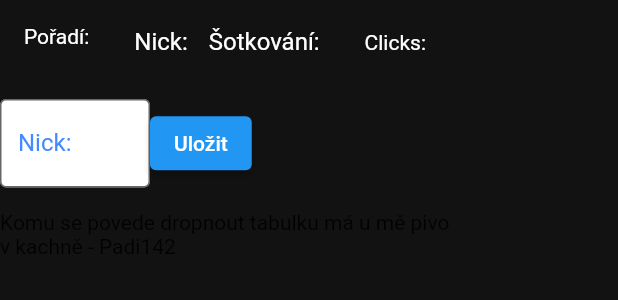
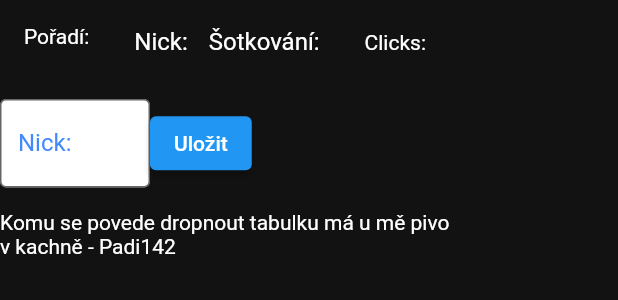
Before and after one commit to Padi142/smrcka_clicker, a Flutter app: the Leaderboard widget shown alone on an empty page, opened directly with empty values, on a phone screen of 412 x 824 dp. Shown: the top 300 px of the screen. Run offline on Flutter 3.47's test engine with Material 2 defaults, Android fonts, the phone set to English and light mode, and no system bars; our stand-ins replace animate_do, equatable, flutter_bloc, flutter_dotenv, freezed_annotation, google_fonts and 2 more; accounts and stored records are empty; network calls fail; Roboto replaces fonts that are missing (Mirza).

Commit message:
color change

```diff
--- a/lib/src/ui/components/leaderboard.dart
+++ b/lib/src/ui/components/leaderboard.dart
@@ -87,7 +87,9 @@ class _LeaderboardState extends State<Leaderboard> {
                 ),
                 const SizedBox(height: 15),
                 const Text(
-                    "Komu se povede dropnout tabulku má u mě pivo v kachně - Padi142"),
+                  "Komu se povede dropnout tabulku má u mě pivo v kachně - Padi142",
+                  style: TextStyle(color: Colors.white),
+                ),
                 const SizedBox(height: 50),
               ],
             ),
```
